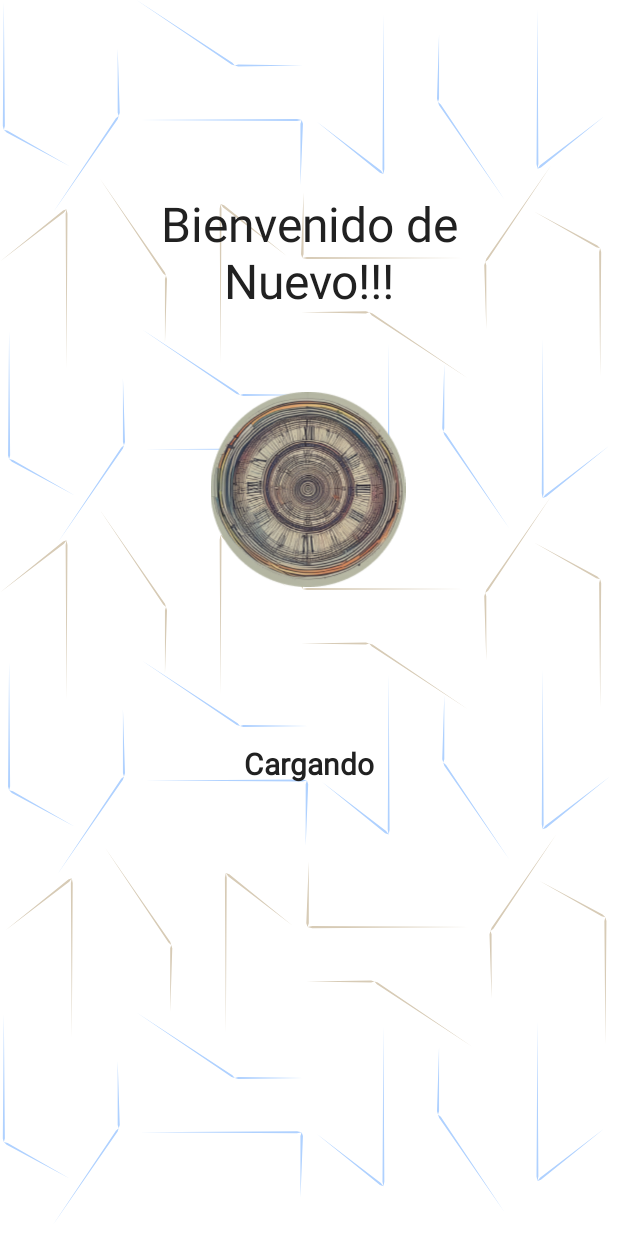
After one commit to cczapatat/misw4302-2024-14-ux, an Android app: the LoaderActivity screen opened directly, with no data from a screen before it, on a phone screen of 412 x 824 dp. The commit adds this screen. Run offline under Robolectric (Android 15) with nearby library versions, the phone set to English and light mode, and no system bars.

Commit message:
PANTALLA LOADER/CARGANDO

```diff
--- a/app/build.gradle.kts
+++ b/app/build.gradle.kts
@@ -50,4 +50,5 @@ dependencies {
     implementation("androidx.constraintlayout:constraintlayout:2.1.4")
     implementation("com.google.android.material:material:1.12.0")
     implementation("org.jetbrains.kotlinx:kotlinx-coroutines-android:1.7.1")
+    implementation("androidx.databinding:databinding-runtime:8.3.2")
 }
--- a/app/src/main/AndroidManifest.xml
+++ b/app/src/main/AndroidManifest.xml
@@ -14,6 +14,9 @@
         android:theme="@style/Theme.UxAlarm"
         tools:targetApi="31">
         <activity
+            android:name=".LoaderActivity"
+            android:exported="false" />
+        <activity
             android:name=".MainActivity"
             android:exported="true"
             android:label="@string/app_name"
--- /dev/null
+++ b/app/src/main/java/com/uniandes/edu/uxalarm/LoaderActivity.kt
@@ -0,0 +1,11 @@
+package com.uniandes.edu.uxalarm
+
+import androidx.appcompat.app.AppCompatActivity
+import android.os.Bundle
+
+class LoaderActivity : AppCompatActivity() {
+    override fun onCreate(savedInstanceState: Bundle?) {
+        super.onCreate(savedInstanceState)
+        setContentView(R.layout.activity_loader)
+    }
+}
--- a/app/src/main/java/com/uniandes/edu/uxalarm/MainActivity.kt
+++ b/app/src/main/java/com/uniandes/edu/uxalarm/MainActivity.kt
@@ -1,11 +1,23 @@
 package com.uniandes.edu.uxalarm
 
+import android.content.Intent
 import androidx.appcompat.app.AppCompatActivity
 import android.os.Bundle
+import com.uniandes.edu.uxalarm.databinding.ActivityMainBinding
 
 class MainActivity : AppCompatActivity() {
+
+    private lateinit var binding: ActivityMainBinding
+
     override fun onCreate(savedInstanceState: Bundle?) {
         super.onCreate(savedInstanceState)
-        setContentView(R.layout.activity_main)
+        binding = ActivityMainBinding.inflate(layoutInflater)
+        setContentView(binding.root)
+
+        binding.btnLogin.setOnClickListener {
+            val intent = Intent(applicationContext, LoaderActivity::class.java)
+            startActivity(intent)
+            finish()
+        }
     }
 }
--- /dev/null
+++ b/app/src/main/res/layout/activity_loader.xml
@@ -0,0 +1,46 @@
+<?xml version="1.0" encoding="utf-8"?>
+<androidx.constraintlayout.widget.ConstraintLayout xmlns:android="http://schemas.android.com/apk/res/android"
+    xmlns:app="http://schemas.android.com/apk/res-auto"
+    xmlns:tools="http://schemas.android.com/tools"
+    android:layout_width="match_parent"
+    android:layout_height="match_parent"
+    android:background="@drawable/fondo_full_small"
+    tools:context=".LoaderActivity">
+
+    <TextView
+        android:id="@+id/textView"
+        android:layout_width="202dp"
+        android:layout_height="82dp"
+        android:layout_marginTop="127dp"
+        android:text="@string/bienvenido_de_nuevo"
+        android:textAlignment="center"
+        android:textAllCaps="false"
+        android:textAppearance="@style/titulos"
+        app:layout_constraintEnd_toEndOf="parent"
+        app:layout_constraintStart_toStartOf="parent"
+        app:layout_constraintTop_toTopOf="parent" />
+
+    <ImageView
+        android:id="@+id/imageView2"
+        android:layout_width="180dp"
+        android:layout_height="130dp"
+        android:layout_marginTop="52dp"
+        android:scrollbarDefaultDelayBeforeFade="0"
+        app:layout_constraintEnd_toEndOf="parent"
+        app:layout_constraintHorizontal_bias="0.497"
+        app:layout_constraintStart_toStartOf="parent"
+        app:layout_constraintTop_toBottomOf="@+id/textView"
+        app:srcCompat="@drawable/loader" />
+
+    <TextView
+        android:id="@+id/textView3"
+        android:layout_width="wrap_content"
+        android:layout_height="wrap_content"
+        android:layout_marginTop="104dp"
+        android:text="Cargando"
+        android:textAppearance="@style/etiquetas"
+        app:layout_constraintEnd_toEndOf="parent"
+        app:layout_constraintStart_toStartOf="parent"
+        app:layout_constraintTop_toBottomOf="@+id/imageView2" />
+
+</androidx.constraintlayout.widget.ConstraintLayout>
--- a/app/src/main/res/layout/activity_main.xml
+++ b/app/src/main/res/layout/activity_main.xml
@@ -21,14 +21,19 @@
         android:contentDescription="@string/icon_main"/>
 
     <Button
-        android:id="@+id/button"
+        android:id="@+id/btnLogin"
         android:layout_width="wrap_content"
         android:layout_height="wrap_content"
         android:layout_marginBottom="145dp"
+        android:backgroundTint="@color/azul_primario_app"
+        android:backgroundTintMode="add"
         android:fontFamily="@font/roboto"
         android:text="@string/entrar_como_invitado"
+        android:textAllCaps="false"
+        android:textColor="@color/blanco_app"
         android:textSize="20sp"
         android:textStyle="bold"
+        app:cornerRadius="100dp"
         app:layout_constraintBottom_toBottomOf="parent"
         app:layout_constraintEnd_toEndOf="parent"
         app:layout_constraintStart_toStartOf="parent" />
--- a/app/src/main/res/values/strings.xml
+++ b/app/src/main/res/values/strings.xml
@@ -2,4 +2,5 @@
     <string name="app_name">UxAlarm</string>
     <string name="icon_main">Icon Main</string>
     <string name="entrar_como_invitado">Entrar como Invitado</string>
+    <string name="bienvenido_de_nuevo">Bienvenido de Nuevo!!!</string>
 </resources>
--- a/app/src/main/res/values/themes.xml
+++ b/app/src/main/res/values/themes.xml
@@ -2,4 +2,18 @@
 <resources>
 
     <style name="Theme.UxAlarm" parent="Theme.MaterialComponents.Light.NoActionBar" />
+
+    <style name="titulos" parent="@android:style/TextAppearance.Medium">
+        <item name="android:fontFamily">@font/roboto</item>
+        <item name="android:textColor">@color/negro_app</item>
+        <item name="android:textSize">32sp</item>
+        <item name="android:textStyle">normal</item>
+    </style>
+
+    <style name="etiquetas" parent="@android:style/TextAppearance.Medium">
+        <item name="android:fontFamily">@font/roboto</item>
+        <item name="android:textColor">@color/negro_app</item>
+        <item name="android:textSize">20sp</item>
+        <item name="android:textStyle">bold</item>
+    </style>
 </resources>
```
Also changed, not shown: app/src/main/loader_img-playstore.png (added), app/src/main/res/drawable/loader.png (added).
